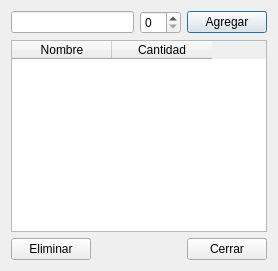
Above: app/ui/inventario.ui from galdotech/app_mateo before the change. Below: the same form after it.
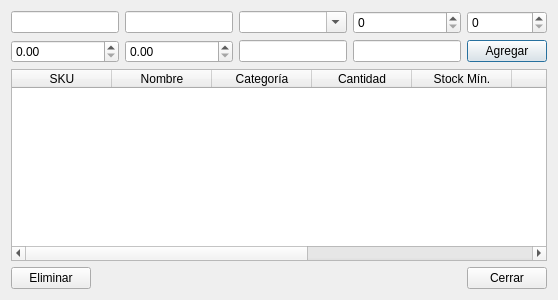
That is the form after the change.

Patch:
```diff
--- a/app/ui/inventario.ui
+++ b/app/ui/inventario.ui
@@ -7,18 +7,61 @@
   </property>
   <layout class="QVBoxLayout" name="verticalLayout">
    <item>
-    <layout class="QHBoxLayout" name="layoutInputs">
-     <item>
+    <layout class="QGridLayout" name="layoutInputs">
+     <item row="0" column="0">
+      <widget class="QLineEdit" name="lineEditSKU"/>
+     </item>
+     <item row="0" column="1">
       <widget class="QLineEdit" name="lineEditNombre"/>
      </item>
-     <item>
+     <item row="0" column="2">
+      <widget class="QComboBox" name="comboCategoria">
+       <property name="editable">
+        <bool>true</bool>
+       </property>
+      </widget>
+     </item>
+     <item row="0" column="3">
       <widget class="QSpinBox" name="spinCantidad">
        <property name="minimum">
         <number>0</number>
        </property>
       </widget>
      </item>
-     <item>
+     <item row="0" column="4">
+      <widget class="QSpinBox" name="spinStockMin">
+       <property name="minimum">
+        <number>0</number>
+       </property>
+      </widget>
+     </item>
+     <item row="1" column="0">
+      <widget class="QDoubleSpinBox" name="doubleCosto">
+       <property name="decimals">
+        <number>2</number>
+       </property>
+       <property name="minimum">
+        <double>0.0</double>
+       </property>
+      </widget>
+     </item>
+     <item row="1" column="1">
+      <widget class="QDoubleSpinBox" name="doublePrecio">
+       <property name="decimals">
+        <number>2</number>
+       </property>
+       <property name="minimum">
+        <double>0.0</double>
+       </property>
+      </widget>
+     </item>
+     <item row="1" column="2">
+      <widget class="QLineEdit" name="lineUbicacion"/>
+     </item>
+     <item row="1" column="3">
+      <widget class="QLineEdit" name="lineProveedor"/>
+     </item>
+     <item row="1" column="4">
       <widget class="QPushButton" name="btnAgregar">
        <property name="text">
         <string>Agregar</string>
@@ -30,21 +73,56 @@
    <item>
     <widget class="QTableWidget" name="tableProductos">
      <property name="columnCount">
-      <number>2</number>
+      <number>9</number>
      </property>
      <property name="selectionBehavior">
       <enum>QAbstractItemView::SelectRows</enum>
      </property>
+     <column>
+      <property name="text">
+       <string>SKU</string>
+      </property>
+     </column>
      <column>
       <property name="text">
        <string>Nombre</string>
       </property>
      </column>
+     <column>
+      <property name="text">
+       <string>Categoría</string>
+      </property>
+     </column>
      <column>
       <property name="text">
        <string>Cantidad</string>
       </property>
      </column>
+     <column>
+      <property name="text">
+       <string>Stock Mín.</string>
+      </property>
+     </column>
+     <column>
+      <property name="text">
+       <string>Costo</string>
+      </property>
+     </column>
+     <column>
+      <property name="text">
+       <string>Precio</string>
+      </property>
+     </column>
+     <column>
+      <property name="text">
+       <string>Ubicación</string>
+      </property>
+     </column>
+     <column>
+      <property name="text">
+       <string>Proveedor</string>
+      </property>
+     </column>
     </widget>
    </item>
    <item>
```
